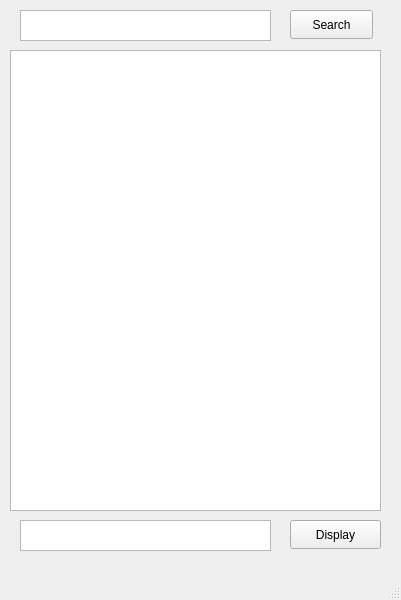
The window that searchwindow.ui (george492/countfrequency) describes before a commit, drawn with Qt 5.
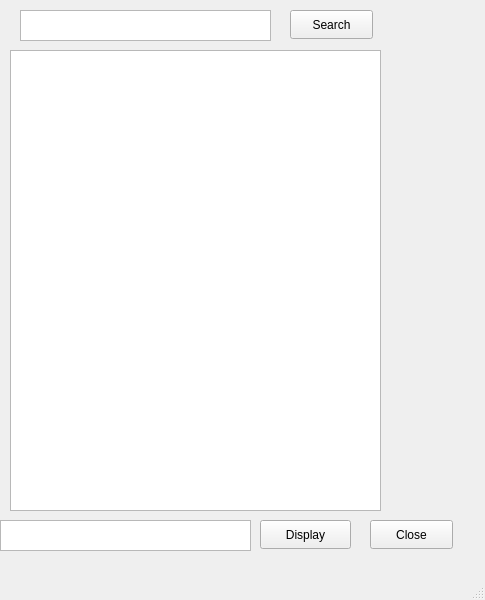
The same window after the commit.

What changed in the file:
```diff
--- a/searchwindow.ui
+++ b/searchwindow.ui
@@ -6,7 +6,7 @@
    <rect>
     <x>0</x>
     <y>0</y>
-    <width>401</width>
+    <width>485</width>
     <height>600</height>
    </rect>
   </property>
@@ -40,7 +40,7 @@
    <widget class="QPushButton" name="pushButton_2">
     <property name="geometry">
      <rect>
-      <x>290</x>
+      <x>260</x>
       <y>520</y>
       <width>91</width>
       <height>29</height>
@@ -63,13 +63,26 @@
    <widget class="QTextEdit" name="textEdit_2">
     <property name="geometry">
      <rect>
-      <x>20</x>
+      <x>0</x>
       <y>520</y>
       <width>251</width>
       <height>31</height>
      </rect>
     </property>
    </widget>
+   <widget class="QPushButton" name="close">
+    <property name="geometry">
+     <rect>
+      <x>370</x>
+      <y>520</y>
+      <width>83</width>
+      <height>29</height>
+     </rect>
+    </property>
+    <property name="text">
+     <string>Close</string>
+    </property>
+   </widget>
   </widget>
   <widget class="QMenuBar" name="menubar">
    <property name="geometry">
```
Left out of the diff: 2 changed lines with no effect on the pictures.
